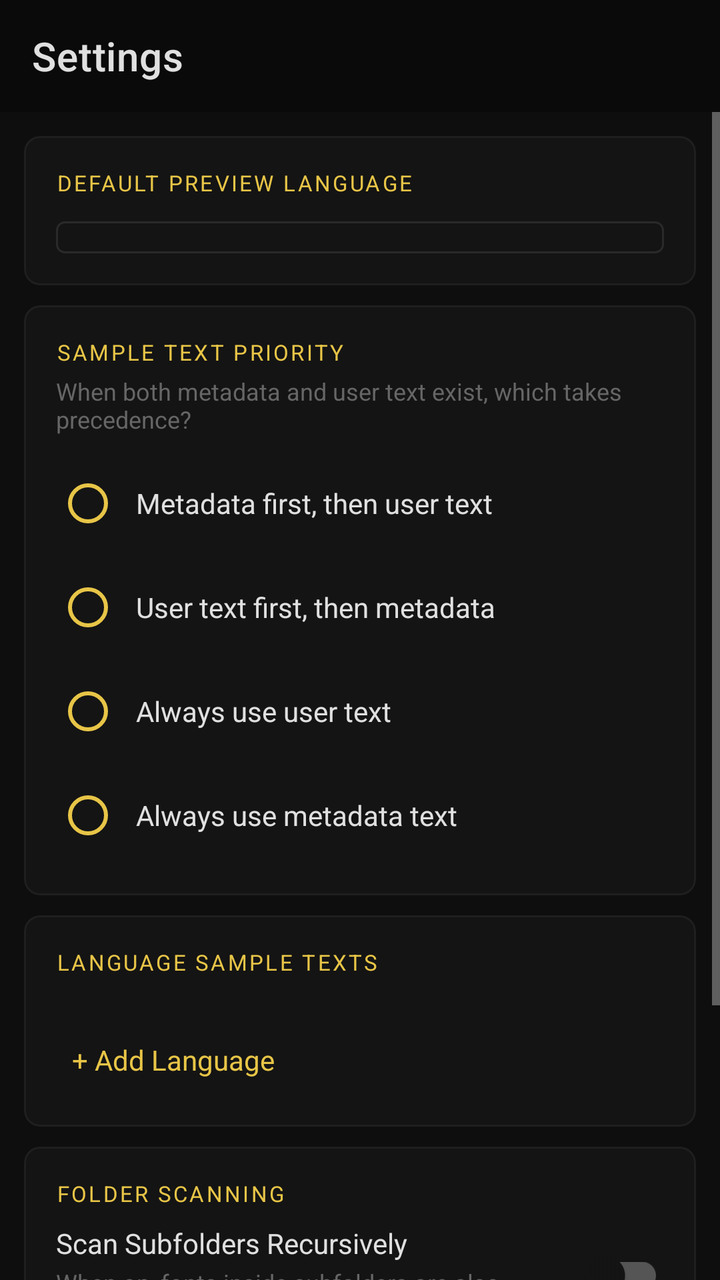
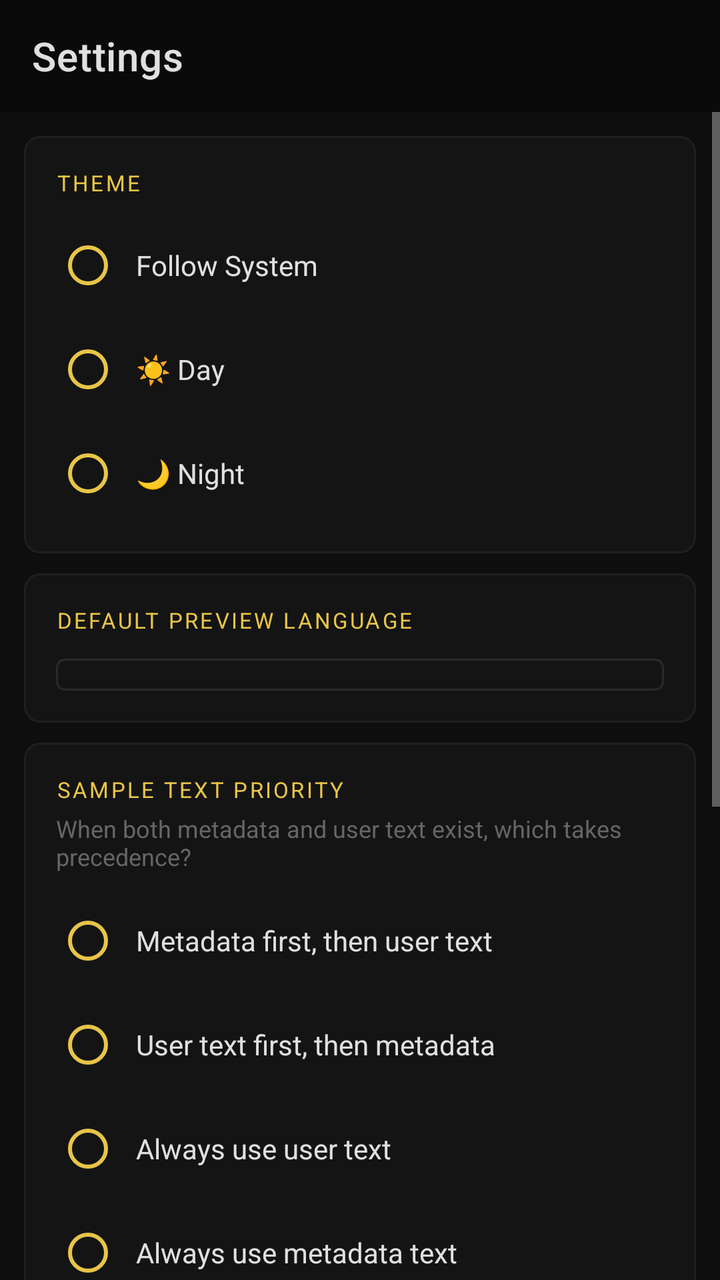

Before-and-after screenshots of an Android layout around one commit, followed by the original layout XML and the change that was made.
<!-- AndroidManifest.xml: application theme Theme.FontLens -->
<!-- res/layout/fragment_settings.xml -->
<?xml version="1.0" encoding="utf-8"?>
<androidx.constraintlayout.widget.ConstraintLayout
    xmlns:android="http://schemas.android.com/apk/res/android"
    xmlns:app="http://schemas.android.com/apk/res-auto"
    android:layout_width="match_parent"
    android:layout_height="match_parent"
    android:background="@color/bg_primary">

    <androidx.appcompat.widget.Toolbar
        android:id="@+id/toolbar"
        android:layout_width="0dp"
        android:layout_height="?attr/actionBarSize"
        android:background="@color/bg_sidebar"
        app:layout_constraintEnd_toEndOf="parent"
        app:layout_constraintStart_toStartOf="parent"
        app:layout_constraintTop_toTopOf="parent"
        app:title="@string/settings"
        app:titleTextColor="@color/text_primary" />

    <ScrollView
        android:layout_width="0dp"
        android:layout_height="0dp"
        app:layout_constraintBottom_toBottomOf="parent"
        app:layout_constraintEnd_toEndOf="parent"
        app:layout_constraintStart_toStartOf="parent"
        app:layout_constraintTop_toBottomOf="@id/toolbar">

        <LinearLayout
            android:layout_width="match_parent"
            android:layout_height="wrap_content"
            android:orientation="vertical"
            android:paddingStart="12dp"
            android:paddingEnd="12dp"
            android:paddingTop="12dp"
            android:paddingBottom="24dp">

            
            <com.google.android.material.card.MaterialCardView
                android:layout_width="match_parent"
                android:layout_height="wrap_content"
                android:layout_marginBottom="10dp"
                app:cardBackgroundColor="@color/bg_surface"
                app:strokeColor="@color/divider"
                app:strokeWidth="1dp"
                app:cardCornerRadius="8dp"
                app:cardElevation="0dp">

                <LinearLayout
                    android:layout_width="match_parent"
                    android:layout_height="wrap_content"
                    android:orientation="vertical"
                    android:padding="16dp">

                    <TextView
                        android:layout_width="wrap_content"
                        android:layout_height="wrap_content"
                        android:text="@string/default_lang_title"
                        android:textColor="@color/accent"
                        android:textSize="11sp"
                        android:letterSpacing="0.1"
                        android:textAllCaps="true"
                        android:layout_marginBottom="12dp" />

                    <Spinner
                        android:id="@+id/spinner_lang"
                        android:layout_width="match_parent"
                        android:layout_height="wrap_content"
                        android:background="@drawable/bg_spinner"
                        android:paddingStart="10dp"
                        android:paddingEnd="10dp"
                        android:paddingTop="8dp"
                        android:paddingBottom="8dp" />

                </LinearLayout>
            </com.google.android.material.card.MaterialCardView>

            
            <com.google.android.material.card.MaterialCardView
                android:layout_width="match_parent"
                android:layout_height="wrap_content"
                android:layout_marginBottom="10dp"
                app:cardBackgroundColor="@color/bg_surface"
                app:strokeColor="@color/divider"
                app:strokeWidth="1dp"
                app:cardCornerRadius="8dp"
                app:cardElevation="0dp">

                <LinearLayout
                    android:layout_width="match_parent"
                    android:layout_height="wrap_content"
                    android:orientation="vertical"
                    android:padding="16dp">

                    <TextView
                        android:layout_width="wrap_content"
                        android:layout_height="wrap_content"
                        android:text="@string/sample_priority_title"
                        android:textColor="@color/accent"
                        android:textSize="11sp"
                        android:letterSpacing="0.1"
                        android:textAllCaps="true"
                        android:layout_marginBottom="4dp" />

                    <TextView
                        android:layout_width="wrap_content"
                        android:layout_height="wrap_content"
                        android:text="When both metadata and user text exist, which takes precedence?"
                        android:textColor="@color/text_muted"
                        android:textSize="12sp"
                        android:layout_marginBottom="10dp" />

                    <RadioGroup
                        android:id="@+id/rg_priority"
                        android:layout_width="match_parent"
                        android:layout_height="wrap_content">

                        <RadioButton android:id="@+id/rb_meta_first" android:layout_width="match_parent" android:layout_height="wrap_content" android:text="@string/priority_metadata_first" android:textColor="@color/text_primary" android:buttonTint="@color/accent" android:paddingStart="8dp" android:layout_marginBottom="4dp" />
                        <RadioButton android:id="@+id/rb_user_first" android:layout_width="match_parent" android:layout_height="wrap_content" android:text="@string/priority_user_first" android:textColor="@color/text_primary" android:buttonTint="@color/accent" android:paddingStart="8dp" android:layout_marginBottom="4dp" />
                        <RadioButton android:id="@+id/rb_always_user" android:layout_width="match_parent" android:layout_height="wrap_content" android:text="@string/priority_always_user" android:textColor="@color/text_primary" android:buttonTint="@color/accent" android:paddingStart="8dp" android:layout_marginBottom="4dp" />
                        <RadioButton android:id="@+id/rb_always_meta" android:layout_width="match_parent" android:layout_height="wrap_content" android:text="@string/priority_always_meta" android:textColor="@color/text_primary" android:buttonTint="@color/accent" android:paddingStart="8dp" />

                    </RadioGroup>

                </LinearLayout>
            </com.google.android.material.card.MaterialCardView>

            
            <com.google.android.material.card.MaterialCardView
                android:layout_width="match_parent"
                android:layout_height="wrap_content"
                android:layout_marginBottom="10dp"
                app:cardBackgroundColor="@color/bg_surface"
                app:strokeColor="@color/divider"
                app:strokeWidth="1dp"
                app:cardCornerRadius="8dp"
                app:cardElevation="0dp">

                <LinearLayout
                    android:layout_width="match_parent"
                    android:layout_height="wrap_content"
                    android:orientation="vertical"
                    android:padding="16dp">

                    <TextView
                        android:layout_width="wrap_content"
                        android:layout_height="wrap_content"
                        android:text="@string/lang_samples_title"
                        android:textColor="@color/accent"
                        android:textSize="11sp"
                        android:letterSpacing="0.1"
                        android:textAllCaps="true"
                        android:layout_marginBottom="12dp" />

                    
                    <LinearLayout
                        android:id="@+id/lang_list_container"
                        android:layout_width="match_parent"
                        android:layout_height="wrap_content"
                        android:orientation="vertical" />

                    
                    <TextView
                        android:id="@+id/btn_add_lang"
                        android:layout_width="wrap_content"
                        android:layout_height="wrap_content"
                        android:layout_marginTop="12dp"
                        android:text="+ Add Language"
                        android:textColor="@color/accent"
                        android:textSize="14sp"
                        android:padding="8dp"
                        android:clickable="true"
                        android:focusable="true"
                        android:background="?attr/selectableItemBackgroundBorderless" />

                </LinearLayout>
            </com.google.android.material.card.MaterialCardView>

            <com.google.android.material.card.MaterialCardView
                android:layout_width="match_parent"
                android:layout_height="wrap_content"
                android:layout_marginBottom="10dp"
                app:cardBackgroundColor="@color/bg_surface"
                app:strokeColor="@color/divider"
                app:strokeWidth="1dp"
                app:cardCornerRadius="8dp"
                app:cardElevation="0dp">
            
                <LinearLayout
                    android:layout_width="match_parent"
                    android:layout_height="wrap_content"
                    android:orientation="vertical"
                    android:padding="16dp">
            
                    <TextView
                        android:layout_width="wrap_content"
                        android:layout_height="wrap_content"
                        android:text="FOLDER SCANNING"
                        android:textColor="@color/accent"
                        android:textSize="11sp"
                        android:letterSpacing="0.1"
                        android:textAllCaps="true"
                        android:layout_marginBottom="8dp" />
            
                    <LinearLayout
                        android:layout_width="match_parent"
                        android:layout_height="wrap_content"
                        android:orientation="horizontal"
                        android:gravity="center_vertical">
            
                        <LinearLayout
                            android:layout_width="0dp"
                            android:layout_height="wrap_content"
                            android:layout_weight="1"
                            android:orientation="vertical">
            
                            <TextView
                                android:layout_width="wrap_content"
                                android:layout_height="wrap_content"
                                android:text="Scan Subfolders Recursively"
                                android:textColor="@color/text_primary"
                                android:textSize="14sp" />
            
                            <TextView
                                android:layout_width="wrap_content"
                                android:layout_height="wrap_content"
                                android:text="When on, fonts inside subfolders are also loaded"
                                android:textColor="@color/text_muted"
                                android:textSize="12sp"
                                android:layout_marginTop="2dp" />
            
                        </LinearLayout>
            
                        <com.google.android.material.switchmaterial.SwitchMaterial
                            android:id="@+id/switch_recursive"
                            android:layout_width="wrap_content"
                            android:layout_height="wrap_content"
                            android:checked="false"
                            android:thumbTint="@color/accent"
                            android:trackTint="@color/switch_track_color" />
            
                    </LinearLayout>
                </LinearLayout>
            </com.google.android.material.card.MaterialCardView>

            
            <com.google.android.material.card.MaterialCardView
                android:layout_width="match_parent"
                android:layout_height="wrap_content"
                app:cardBackgroundColor="@color/bg_surface"
                app:strokeColor="@color/divider"
                app:strokeWidth="1dp"
                app:cardCornerRadius="8dp"
                app:cardElevation="0dp">

                <LinearLayout
                    android:layout_width="match_parent"
                    android:layout_height="wrap_content"
                    android:orientation="vertical"
                    android:padding="16dp">

                    <TextView
                        android:layout_width="wrap_content"
                        android:layout_height="wrap_content"
                        android:text="@string/glyph_settings_title"
                        android:textColor="@color/accent"
                        android:textSize="11sp"
                        android:letterSpacing="0.1"
                        android:textAllCaps="true"
                        android:layout_marginBottom="8dp" />

                    <LinearLayout
                        android:layout_width="match_parent"
                        android:layout_height="wrap_content"
                        android:orientation="horizontal"
                        android:gravity="center_vertical">

                        <LinearLayout
                            android:layout_width="0dp"
                            android:layout_height="wrap_content"
                            android:layout_weight="1"
                            android:orientation="vertical">

                            <TextView
                                android:layout_width="wrap_content"
                                android:layout_height="wrap_content"
                                android:text="@string/pref_glyph_show_all"
                                android:textColor="@color/text_primary"
                                android:textSize="14sp" />

                            <TextView
                                android:layout_width="wrap_content"
                                android:layout_height="wrap_content"
                                android:text="@string/pref_glyph_show_all_summary"
                                android:textColor="@color/text_muted"
                                android:textSize="12sp"
                                android:layout_marginTop="2dp" />

                        </LinearLayout>

                        <com.google.android.material.switchmaterial.SwitchMaterial
                            android:id="@+id/switch_glyph_all"
                            android:layout_width="wrap_content"
                            android:layout_height="wrap_content"
                            android:thumbTint="@color/accent"
                            android:trackTint="@color/switch_track_color" />

                    </LinearLayout>
                </LinearLayout>
            </com.google.android.material.card.MaterialCardView>

        </LinearLayout>
    </ScrollView>

</androidx.constraintlayout.widget.ConstraintLayout>
<!-- resources referenced by this layout -->
<resources>
  <color name="accent">#E8C547</color>
  <color name="bg_primary">#0E0E0E</color>
  <color name="bg_sidebar">#0A0A0A</color>
  <color name="bg_surface">#141414</color>
  <color name="divider">#1F1F1F</color>
  <color name="text_muted">#666666</color>
  <color name="text_primary">#E0E0E0</color>
  <!-- drawable bg_spinner (drawable) -->
  <?xml version="1.0" encoding="utf-8"?>
  <shape xmlns:android="http://schemas.android.com/apk/res/android" android:shape="rectangle">
      <solid android:color="#141414"/>
      <stroke android:width="1dp" android:color="#2A2A2A"/>
      <corners android:radius="4dp"/>
  </shape>
  <string name="default_lang_title">Default Preview Language</string>
  <string name="glyph_settings_title">Glyph Keyboard</string>
  <string name="lang_samples_title">Language Sample Texts</string>
  <string name="pref_glyph_show_all">Show All Unicode Glyphs</string>
  <string name="pref_glyph_show_all_summary">When off, shows only glyphs supported by the font</string>
  <string name="priority_always_meta">Always use metadata text</string>
  <string name="priority_always_user">Always use user text</string>
  <string name="priority_metadata_first">Metadata first, then user text</string>
  <string name="priority_user_first">User text first, then metadata</string>
  <string name="sample_priority_title">Sample Text Priority</string>
  <string name="settings">Settings</string>
  <style name="Theme.FontLens" parent="Theme.MaterialComponents.DayNight.NoActionBar">
          <item name="colorPrimary">@color/accent</item>
          <item name="colorPrimaryVariant">@color/accent_dim</item>
          <item name="colorOnPrimary">@color/bg_primary</item>
          <item name="colorSecondary">@color/accent</item>
          <item name="colorSurface">@color/bg_surface</item>
          <item name="colorOnSurface">@color/text_primary</item>
          <item name="android:colorBackground">@color/bg_primary</item>
          <item name="android:windowBackground">@color/bg_primary</item>
          <item name="android:statusBarColor">@color/bg_sidebar</item>
          <item name="android:navigationBarColor">@color/bg_sidebar</item>
          <item name="android:textColorPrimary">@color/text_primary</item>
          <item name="android:textColorSecondary">@color/text_secondary</item>
          <item name="materialCardViewStyle">@style/CardStyle</item>
      </style>
  <color name="accent_dim">#1A1800</color>
  <color name="text_secondary">#AAAAAA</color>
  <style name="CardStyle" parent="Widget.MaterialComponents.CardView">
          <item name="cardBackgroundColor">@color/bg_surface</item>
          <item name="cardCornerRadius">8dp</item>
          <item name="cardElevation">0dp</item>
          <item name="strokeColor">@color/divider</item>
          <item name="strokeWidth">1dp</item>
      </style>
</resources>

<!-- the commit's change to res/layout/fragment_settings.xml (unified diff, before → after) -->
@@ -34,6 +34,72 @@
             android:paddingTop="12dp"
             android:paddingBottom="24dp">
 
+            <com.google.android.material.card.MaterialCardView
+                android:layout_width="match_parent"
+                android:layout_height="wrap_content"
+                android:layout_marginBottom="10dp"
+                app:cardBackgroundColor="@color/bg_surface"
+                app:strokeColor="@color/divider"
+                app:strokeWidth="1dp"
+                app:cardCornerRadius="8dp"
+                app:cardElevation="0dp">
+            
+                <LinearLayout
+                    android:layout_width="match_parent"
+                    android:layout_height="wrap_content"
+                    android:orientation="vertical"
+                    android:padding="16dp">
+            
+                    <TextView
+                        android:layout_width="wrap_content"
+                        android:layout_height="wrap_content"
+                        android:text="THEME"
+                        android:textColor="@color/accent"
+                        android:textSize="11sp"
+                        android:letterSpacing="0.1"
+                        android:textAllCaps="true"
+                        android:layout_marginBottom="10dp" />
+            
+                    <RadioGroup
+                        android:id="@+id/rg_theme"
+                        android:layout_width="match_parent"
+                        android:layout_height="wrap_content">
+            
+                        <RadioButton
+                            android:id="@+id/rb_theme_system"
+                            android:layout_width="match_parent"
+                            android:layout_height="wrap_content"
+                            android:text="Follow System"
+                            android:textColor="@color/text_primary"
+                            android:buttonTint="@color/accent"
+                            android:paddingStart="8dp"
+                            android:layout_marginBottom="4dp" />
+            
+                        <RadioButton
+                            android:id="@+id/rb_theme_day"
+                            android:layout_width="match_parent"
+                            android:layout_height="wrap_content"
+                            android:text="☀ Day"
+                            android:textColor="@color/text_primary"
+                            android:buttonTint="@color/accent"
+                            android:paddingStart="8dp"
+                            android:layout_marginBottom="4dp" />
+            
+                        <RadioButton
+                            android:id="@+id/rb_theme_night"
+                            android:layout_width="match_parent"
+                            android:layout_height="wrap_content"
+                            android:text="🌙 Night"
+                            android:textColor="@color/text_primary"
+                            android:buttonTint="@color/accent"
+                            android:paddingStart="8dp" />
+            
+                    </RadioGroup>
+            
+                </LinearLayout>
+            </com.google.android.material.card.MaterialCardView>
+            
+
             
             <com.google.android.material.card.MaterialCardView
                 android:layout_width="match_parent"
